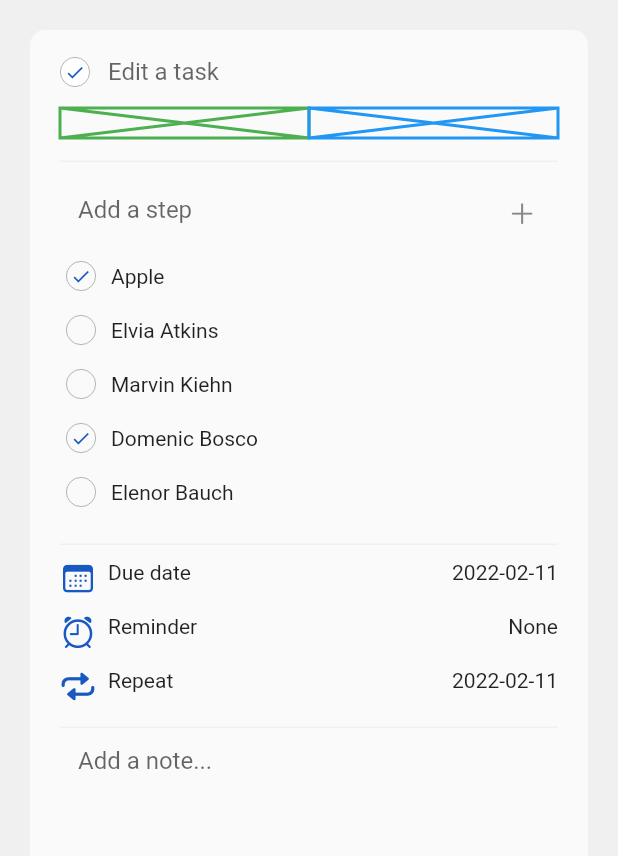
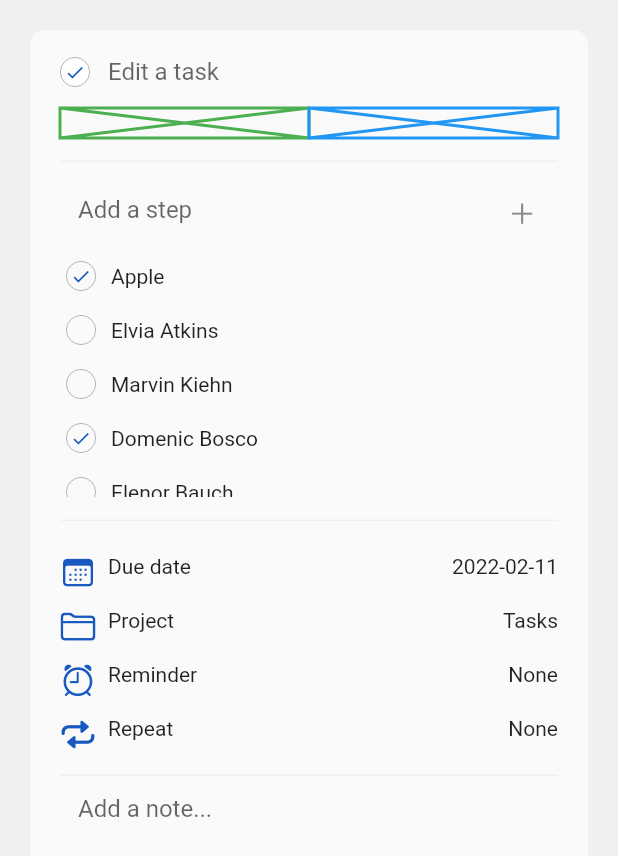
Before and after one commit to geekfabio/todo_bloc, a Flutter app: the screen it shows after launch, on a phone screen of 412 x 824 dp. Shown: the top 856 px of the screen. Run offline on Flutter 3.47's test engine with Material 2 defaults, Android fonts, the phone set to English and light mode, and no system bars; our stand-ins replace bloc, equatable, flutter_bloc, formz.

Commit message:
add   //Project

```diff
--- a/lib/todo_bloc/presentation/screens/home/components/todo_navbar/todo_navbar.dart
+++ b/lib/todo_bloc/presentation/screens/home/components/todo_navbar/todo_navbar.dart
@@ -118,20 +118,40 @@ class _TodoNavBarState extends State<TodoNavBar> {
                 ),
 
                 //DATE PICKER
+                Padding(
+                  padding: const EdgeInsets.symmetric(vertical: Insets.md),
+                  child: Row(
+                    crossAxisAlignment: CrossAxisAlignment.start,
+                    mainAxisAlignment: MainAxisAlignment.start,
+                    children: <Widget>[
+                      Icon(
+                        CupertinoIcons.calendar,
+                        color: Theme.of(context).primaryColor,
+                      ),
+                      const SizedBox(
+                        width: Insets.sm,
+                      ),
+                      const Text('Due date'),
+                      const Spacer(),
+                      Text("${selectedDate.toLocal()}".split(' ')[0]),
+                    ],
+                  ).ripple(() => _selectDate(context)),
+                ),
+                //Project
                 Row(
                   crossAxisAlignment: CrossAxisAlignment.start,
                   mainAxisAlignment: MainAxisAlignment.start,
                   children: <Widget>[
                     Icon(
-                      CupertinoIcons.calendar,
+                      CupertinoIcons.folder,
                       color: Theme.of(context).primaryColor,
                     ),
                     const SizedBox(
                       width: Insets.sm,
                     ),
-                    const Text('Due date'),
+                    const Text('Project'),
                     const Spacer(),
-                    Text("${selectedDate.toLocal()}".split(' ')[0]),
+                    Text("Tasks"),
                   ],
                 ).ripple(() => _selectDate(context)),
                 //Reminder
@@ -168,7 +188,7 @@ class _TodoNavBarState extends State<TodoNavBar> {
                     ),
                     const Text('Repeat'),
                     const Spacer(),
-                    Text("${selectedDate.toLocal()}".split(' ')[0]),
+                    const Text("None"),
                   ],
                 ).ripple(() => _selectDate(context)),
                 const BorderContainer(),
```
